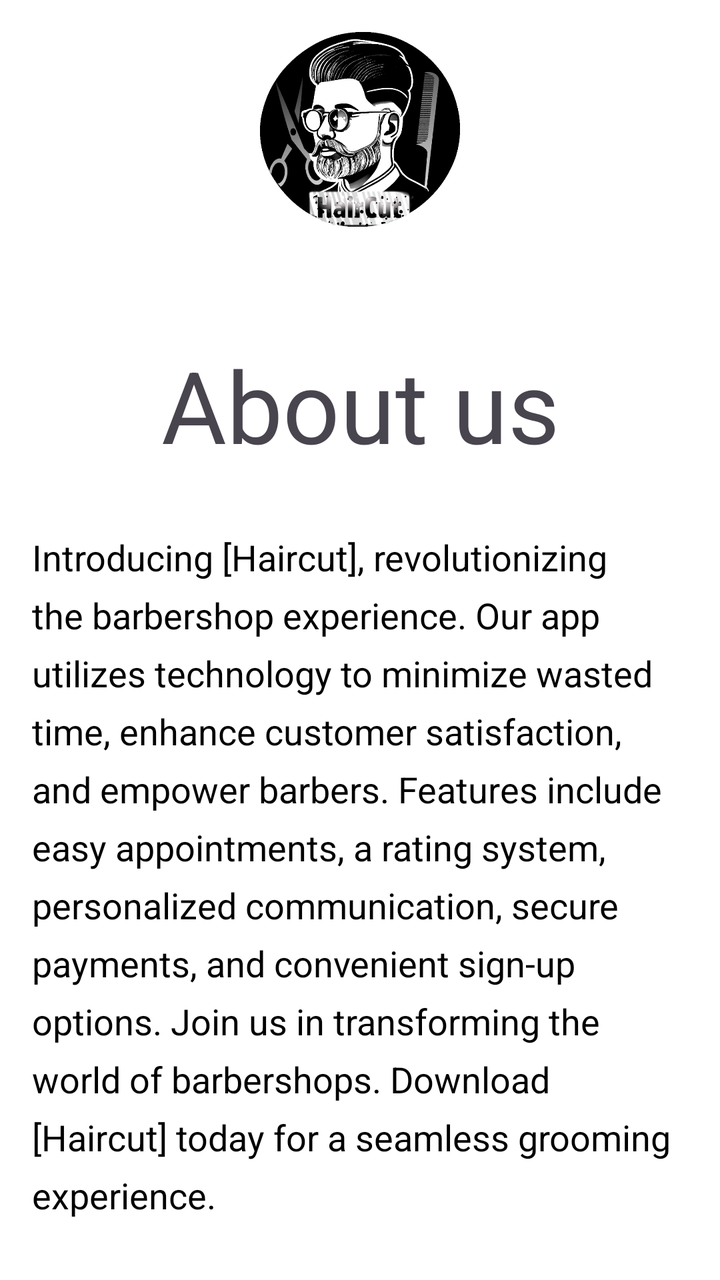
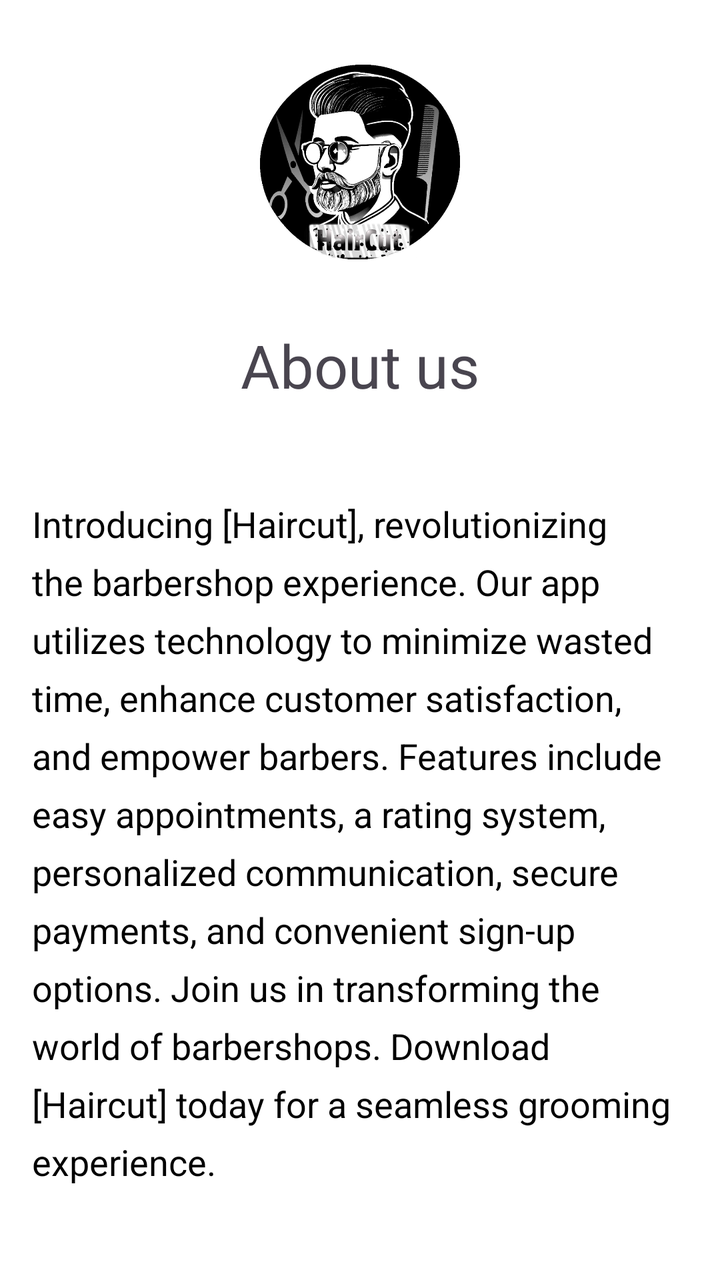

The first picture is an Android layout as it rendered before a commit; the second is the same layout after the commit. The layout source and the unified diff follow.
<!-- AndroidManifest.xml: application theme Theme.Haircut -->
<!-- res/layout/fragment_about_us.xml -->
<?xml version="1.0" encoding="utf-8"?>
<FrameLayout xmlns:android="http://schemas.android.com/apk/res/android"
    xmlns:app="http://schemas.android.com/apk/res-auto"
    xmlns:tools="http://schemas.android.com/tools"
    android:layout_width="match_parent"
    android:layout_height="match_parent"
    android:background="@android:color/white"
    tools:context=".frontend.fragment_about_us">

    <androidx.constraintlayout.widget.ConstraintLayout
        android:layout_width="match_parent"
        android:layout_height="match_parent">

        
        <ImageView
            android:importantForAccessibility="no"
            android:id="@+id/haircut_app_icon"
            android:layout_width="100dp"
            android:layout_height="100dp"
            android:src="@drawable/haircut_app_icon"
            app:layout_constraintTop_toTopOf="parent"
            app:layout_constraintLeft_toLeftOf="parent"
            app:layout_constraintRight_toRightOf="parent"
            app:layout_constraintBottom_toTopOf="@id/aboutus" />

        <TextView
            android:id="@+id/aboutus"
            android:layout_width="wrap_content"
            android:layout_height="wrap_content"
            android:text="@string/about_us"
            android:textAlignment="center"
            android:textSize="50sp"
            android:layout_marginTop="40dp"
            app:layout_constraintTop_toBottomOf="@id/haircut_app_icon"
            app:layout_constraintLeft_toLeftOf="parent"
            app:layout_constraintRight_toRightOf="parent"
            app:layout_constraintBottom_toTopOf="@id/tvAboutUsText" />

        
        <TextView
            android:id="@+id/tvAboutUsText"
            android:layout_width="0dp"
            android:layout_height="wrap_content"
            android:text="@string/about_us_content"
            android:textColor="@android:color/black"
            android:textSize="18sp"
            android:padding="16dp"
            android:lineSpacingExtra="8dp"
            app:layout_constraintTop_toBottomOf="@id/aboutus"
            app:layout_constraintStart_toStartOf="parent"
            app:layout_constraintEnd_toEndOf="parent"
            app:layout_constraintBottom_toBottomOf="parent" />

    </androidx.constraintlayout.widget.ConstraintLayout>

</FrameLayout>
<!-- resources referenced by this layout -->
<resources>
  <!-- drawable haircut_app_icon: webp bitmap (drawable, 96410 bytes) -->
  <string name="about_us">About us</string>
  <string name="about_us_content">Introducing [Haircut], revolutionizing the barbershop experience. Our app utilizes technology to minimize wasted time, enhance customer satisfaction, and empower barbers. Features include easy appointments, a rating system, personalized communication, secure payments, and convenient sign-up options. Join us in transforming the world of barbershops. Download [Haircut] today for a seamless grooming experience.</string>
  <style name="Theme.Haircut" parent="Base.Theme.Haircut" />
  <style name="Base.Theme.Haircut" parent="Theme.Material3.DayNight.NoActionBar">
          
          
      </style>
</resources>

<!-- the commit's change to res/layout/fragment_about_us.xml (unified diff, before → after) -->
@@ -5,7 +5,7 @@
     android:layout_width="match_parent"
     android:layout_height="match_parent"
     android:background="@android:color/white"
-    tools:context=".frontend.fragment_about_us">
+    tools:context=".frontend.customer.fragment_about_us">
 
     <androidx.constraintlayout.widget.ConstraintLayout
         android:layout_width="match_parent"
@@ -29,8 +29,7 @@
             android:layout_height="wrap_content"
             android:text="@string/about_us"
             android:textAlignment="center"
-            android:textSize="50sp"
-            android:layout_marginTop="40dp"
+            android:textSize="30sp"
             app:layout_constraintTop_toBottomOf="@id/haircut_app_icon"
             app:layout_constraintLeft_toLeftOf="parent"
             app:layout_constraintRight_toRightOf="parent"
